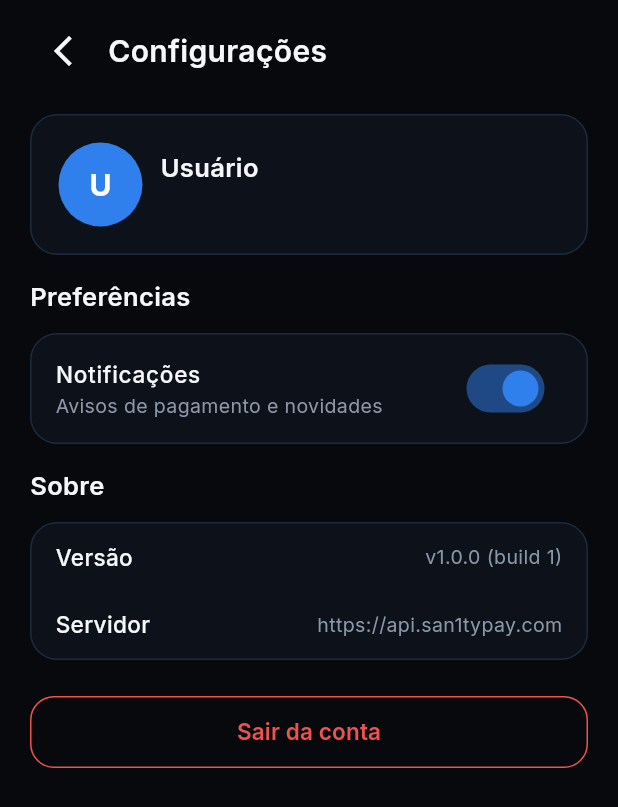
After one commit to Vultyi/san1ty-front, a Flutter app: the SettingsScreen screen opened by its route, on a phone screen of 412 x 824 dp. The commit adds this screen. Shown: the top 807 px of the screen. Run offline on Flutter 3.47's test engine with Material 3 defaults, Android fonts, the phone set to English and light mode, and no system bars; our stand-ins replace fl_chart, flutter_secure_storage, google_fonts, package_info_plus, qr_flutter, share_plus and 1 more; missing offline and left inert: ota_update; accounts and stored records are empty; network calls fail.

Commit message:
feat(nav): ordem bottom, drawer perfil/config, sino, tons pix, settings

```diff
--- a/lib/main.dart
+++ b/lib/main.dart
@@ -10,6 +10,8 @@ import 'package:estrutura_front_san1ty/screens/statement_screen.dart';
 import 'package:estrutura_front_san1ty/screens/wallet_screen.dart';
 import 'package:estrutura_front_san1ty/screens/pix_home_screen.dart';
 import 'package:estrutura_front_san1ty/screens/pix_manage_keys_screen.dart';
+import 'package:estrutura_front_san1ty/screens/settings_screen.dart';
+import 'package:estrutura_front_san1ty/screens/notifications_screen.dart';
 import 'package:estrutura_front_san1ty/screens/pix_pay_screen.dart';
 import 'package:estrutura_front_san1ty/screens/pix_value_screen.dart';
 import 'package:estrutura_front_san1ty/screens/pix_success_screen.dart';
@@ -47,6 +49,8 @@ class MyApp extends StatelessWidget {
     WalletScreen.routeName: (_) => const WalletScreen(),
     PixHomeScreen.routeName: (_) => const PixHomeScreen(),
     PixManageKeysScreen.routeName: (_) => const PixManageKeysScreen(),
+    SettingsScreen.routeName: (_) => const SettingsScreen(),
+    NotificationsScreen.routeName: (_) => const NotificationsScreen(),
     PixPayScreen.routeName: (_) => const PixPayScreen(),
     PixValueScreen.routeName: (context) {
       final args = ModalRoute.of(context)?.settings.arguments as Map<String, dynamic>?;
--- /dev/null
+++ b/lib/screens/settings_screen.dart
@@ -0,0 +1,210 @@
+import 'package:flutter/material.dart';
+import 'package:google_fonts/google_fonts.dart';
+import 'package:package_info_plus/package_info_plus.dart';
+import 'package:shared_preferences/shared_preferences.dart';
+import 'package:estrutura_front_san1ty/constants/colors.dart';
+import 'package:estrutura_front_san1ty/core/security/api_security_service.dart';
+import 'package:estrutura_front_san1ty/screens/login_screen.dart';
+import 'package:estrutura_front_san1ty/services/auth_service.dart';
+
+TextStyle _inter(double size, FontWeight weight, Color color) =>
+    GoogleFonts.inter(fontSize: size, fontWeight: weight, color: color);
+
+/// Configurações: perfil, notificações, versão e sair.
+class SettingsScreen extends StatefulWidget {
+  static const String routeName = '/settings';
+
+  const SettingsScreen({super.key});
+
+  @override
+  State<SettingsScreen> createState() => _SettingsScreenState();
+}
+
+class _SettingsScreenState extends State<SettingsScreen> {
+  bool _notifs = true;
+  String _version = '';
+  String _userName = '';
+  String _userEmail = '';
+  bool _loading = true;
+
+  @override
+  void initState() {
+    super.initState();
+    _load();
+  }
+
+  Future<void> _load() async {
+    final prefs = await SharedPreferences.getInstance();
+    final info = await PackageInfo.fromPlatform();
+    final user = await AuthService().getCurrentUser();
+    if (!mounted) return;
+    setState(() {
+      _notifs = prefs.getBool('notifs_enabled') ?? true;
+      _version = 'v${info.version} (build ${info.buildNumber})';
+      final full = (user?['full_name'] ?? '') as String;
+      _userName = full.isEmpty ? 'Usuário' : full;
+      _userEmail = (user?['email'] ?? '') as String;
+      _loading = false;
+    });
+  }
+
+  Future<void> _toggleNotifs(bool value) async {
+    final prefs = await SharedPreferences.getInstance();
+    await prefs.setBool('notifs_enabled', value);
+    if (mounted) setState(() => _notifs = value);
+  }
+
+  Future<void> _logout() async {
+    await AuthService().logout();
+    if (!mounted) return;
+    Navigator.pushNamedAndRemoveUntil(context, LoginScreen.routeName, (_) => false);
+  }
+
+  @override
+  Widget build(BuildContext context) {
+    return Scaffold(
+      backgroundColor: AppColors.backgroundPrimary,
+      body: SafeArea(
+        child: ListView(
+          padding: const EdgeInsets.symmetric(horizontal: 20),
+          children: [
+            const SizedBox(height: 12),
+            Row(
+              children: [
+                GestureDetector(
+                  onTap: () => Navigator.of(context).maybePop(),
+                  child: Container(
+                    width: 44,
+                    height: 44,
+                    alignment: Alignment.center,
+                    child: const Icon(Icons.arrow_back_ios_new_outlined,
+                        size: 24, color: AppColors.textPrimary),
+                  ),
+                ),
+                const SizedBox(width: 8),
+                Text('Configurações',
+                    style: _inter(20, FontWeight.w600, AppColors.textPrimary)),
+              ],
+            ),
+            const SizedBox(height: 20),
+            if (_loading)
+              const Center(child: CircularProgressIndicator())
+            else ...[
+              _profileCard(),
+              const SizedBox(height: 16),
+              _section('Preferências', [
+                _switchRow('Notificações', 'Avisos de pagamento e novidades', _notifs,
+                    _toggleNotifs),
+              ]),
+              const SizedBox(height: 16),
+              _section('Sobre', [
+                _infoRow('Versão', _version),
+                _infoRow('Servidor', ApiSecurityService.baseUrl),
+              ]),
+              const SizedBox(height: 24),
+              SizedBox(
+                height: 48,
+                child: OutlinedButton(
+                  onPressed: _logout,
+                  style: OutlinedButton.styleFrom(
+                    side: const BorderSide(color: AppColors.errorRed),
+                    shape: RoundedRectangleBorder(
+                        borderRadius: BorderRadius.circular(16)),
+                  ),
+                  child: Text('Sair da conta',
+                      style: _inter(15, FontWeight.w600, AppColors.errorRed)),
+                ),
+              ),
+              const SizedBox(height: 32),
+            ],
+          ],
+        ),
+      ),
+    );
+  }
+
+  Widget _profileCard() {
+    return Container(
+      padding: const EdgeInsets.all(18),
+      decoration: BoxDecoration(
+        color: AppColors.backgroundSecondary,
+        border: Border.all(color: AppColors.borderDefault),
+        borderRadius: BorderRadius.circular(18),
+      ),
+      child: Row(
+        children: [
+          Container(
+            width: 56,
+            height: 56,
+            decoration: const BoxDecoration(
+              color: AppColors.actionPrimary,
+              shape: BoxShape.circle,
+            ),
+            alignment: Alignment.center,
+            child: Text(
+              _userName.isNotEmpty ? _userName[0].toUpperCase() : '?',
+              style: _inter(20, FontWeight.w700, Colors.white),
+            ),
+          ),
+          const SizedBox(width: 12),
+          Expanded(
+            child: Column(
+              crossAxisAlignment: CrossAxisAlignment.start,
+              children: [
+                Text(_userName, style: _inter(17, FontWeight.w600, AppColors.textPrimary)),
+                const SizedBox(height: 4),
+                Text(_userEmail, style: _inter(13, FontWeight.w400, AppColors.textSecondary)),
+              ],
+            ),
+          ),
+        ],
+      ),
+    );
+  }
+
+  Widget _section(String title, List<Widget> children) {
+    return Column(
+      crossAxisAlignment: CrossAxisAlignment.start,
+      children: [
+        Text(title, style: _inter(17, FontWeight.w600, AppColors.textPrimary)),
+        const SizedBox(height: 12),
+        Container(
+          decoration: BoxDecoration(
+            color: AppColors.backgroundSecondary,
+            border: Border.all(color: AppColors.borderDefault),
+            borderRadius: BorderRadius.circular(18),
+          ),
+          child: Column(children: children),
+        ),
+      ],
+    );
+  }
+
+  Widget _switchRow(String title, String subtitle, bool value, ValueChanged<bool> onChanged) {
+    return SwitchListTile(
+      value: value,
+      onChanged: onChanged,
+      activeThumbColor: AppColors.actionPrimary,
+      title: Text(title, style: _inter(15, FontWeight.w500, AppColors.textPrimary)),
+      subtitle:
+          Text(subtitle, style: _inter(13, FontWeight.w400, AppColors.textSecondary)),
+    );
+  }
+
+  Widget _infoRow(String label, String value) {
+    return Padding(
+      padding: const EdgeInsets.symmetric(horizontal: 16, vertical: 12),
+      child: Row(
+        mainAxisAlignment: MainAxisAlignment.spaceBetween,
+        children: [
+          Text(label, style: _inter(15, FontWeight.w500, AppColors.textPrimary)),
+          Flexible(
+            child: Text(value,
+                style: _inter(13, FontWeight.w400, AppColors.textSecondary),
+                textAlign: TextAlign.end),
+          ),
+        ],
+      ),
+    );
+  }
+}
--- a/pubspec.yaml
+++ b/pubspec.yaml
@@ -56,6 +56,9 @@ dependencies:
   # Share
   share_plus: ^10.1.2
 
+  # Prefs locais
+  shared_preferences: ^2.3.2
+
   # OTA update (GitHub Releases)
   package_info_plus: ^8.3.0
   ota_update: ^7.1.0
```
Also changed, not shown: lib/screens/dashboard_screen.dart (+22 -29 lines), lib/screens/notifications_screen.dart (added, +70 -0 lines), lib/screens/pix_home_screen.dart (+13 -13 lines), pubspec.lock.
